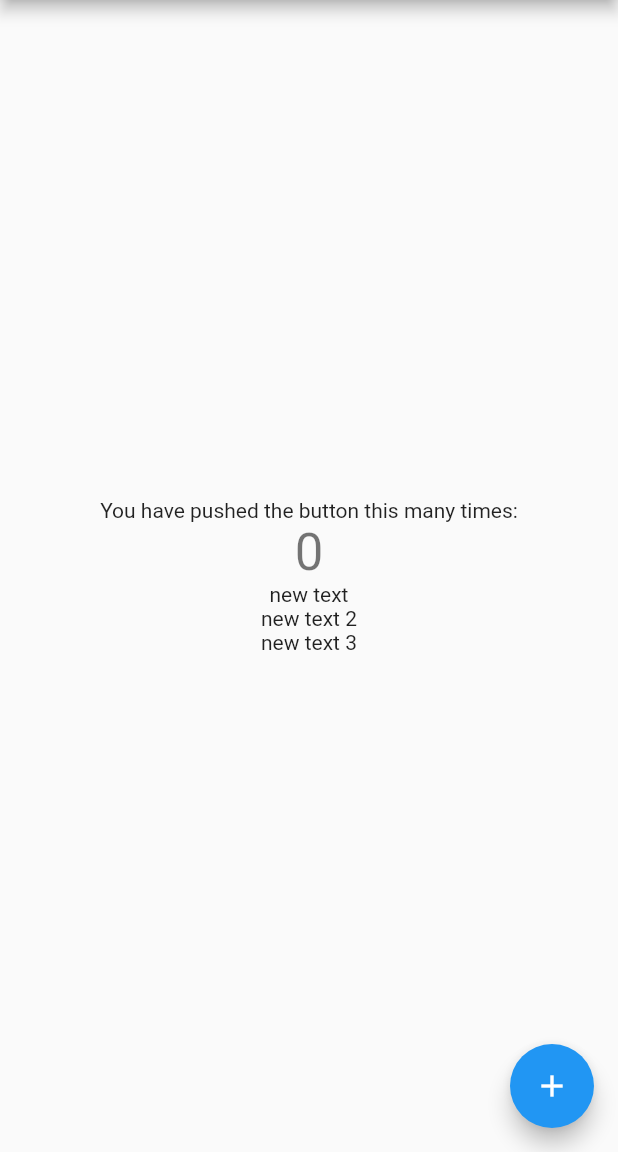
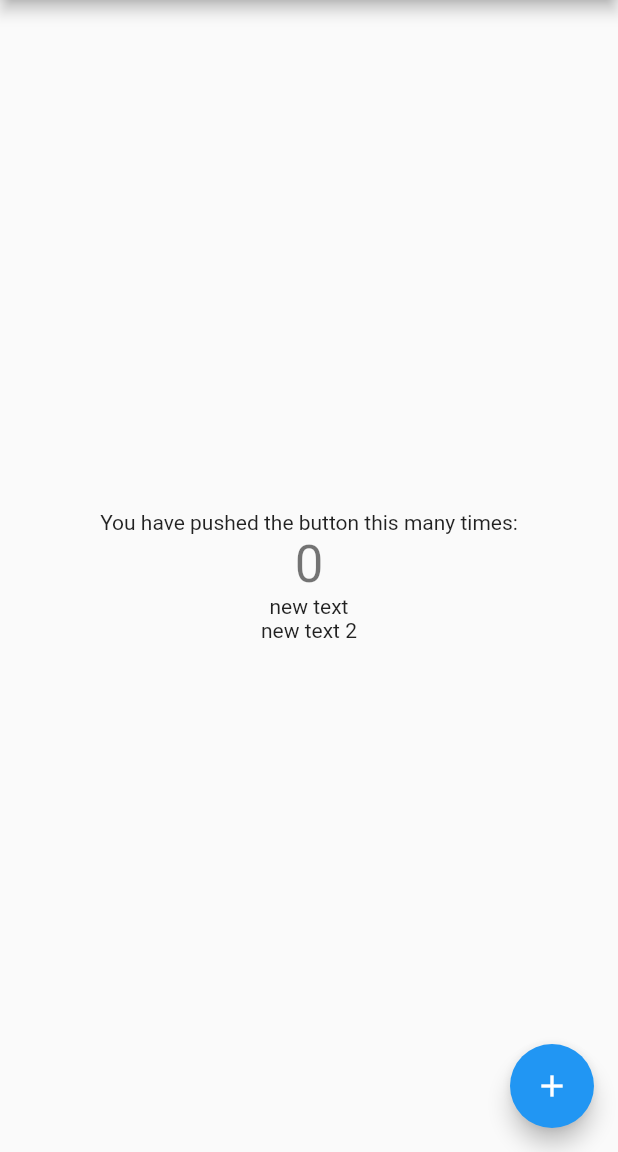
Before and after one commit to CvamKr/git_learning_github, a Flutter app: the screen it shows after launch, on a phone screen of 412 x 824 dp, the part 84-1236 px from its top. Run offline on Flutter 3.47's test engine with Material 2 defaults, Android fonts, the phone set to English and light mode, and no system bars.

Commit message:
Revert "added t3"
This reverts commit 12f1cb0d812ca3ed8acf7f7866b46ac7cf2d0d91.

```diff
--- a/lib/main.dart
+++ b/lib/main.dart
@@ -76,8 +76,7 @@ class _MyHomePageState extends State<MyHomePage> {
               style: Theme.of(context).textTheme.display1,
             ),
             Text('new text'),
-            Text('new text 2'),
-            Text('new text 3')
+            Text('new text 2')
           ],
         ),
       ),
```
